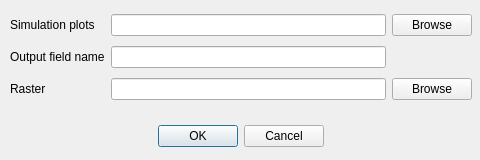
Above: ExtractByCentroid_dialog.ui from milan-koren/GenSimPlot before the change. Below: the same form after it.
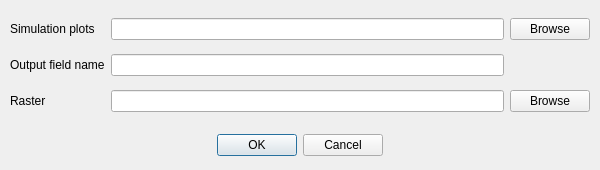
That is the form after the change.

Diff of the .ui file:
```diff
--- a/ExtractByCentroid_dialog.ui
+++ b/ExtractByCentroid_dialog.ui
@@ -6,14 +6,14 @@
       <rect>
         <x>0</x>
         <y>0</y>
-        <width>480</width>
-        <height>160</height>
+        <width>600</width>
+        <height>170</height>
       </rect>
     </property>
     <property name="minimumSize">
       <size>
-        <width>480</width>
-        <height>160</height>
+        <width>600</width>
+        <height>170</height>
       </size>
     </property>
     <property name="windowTitle">
@@ -25,8 +25,8 @@
         <rect>
           <x>10</x>
           <y>10</y>
-          <width>462</width>
-          <height>96</height>
+          <width>580</width>
+          <height>110</height>
         </rect>
       </property>
       <layout class="QGridLayout" name="gridLayout">
@@ -85,9 +85,9 @@
       <property name="geometry">
         <rect>
           <x>10</x>
-          <y>120</y>
-          <width>462</width>
-          <height>32</height>
+          <y>130</y>
+          <width>580</width>
+          <height>30</height>
         </rect>
       </property>
       <property name="orientation">
```
Left out of the diff: 2 changed lines with no effect on the pictures.
